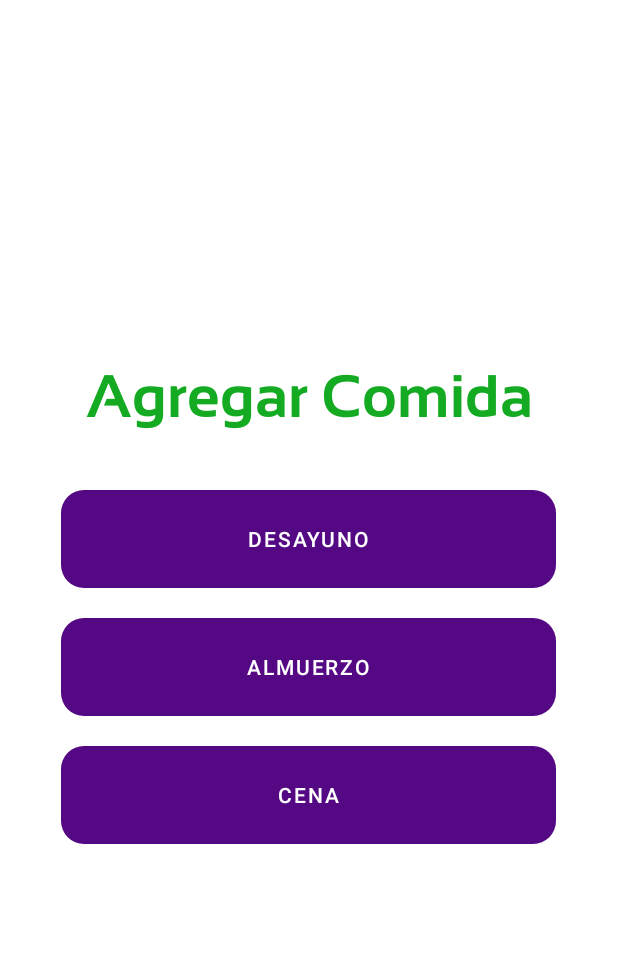
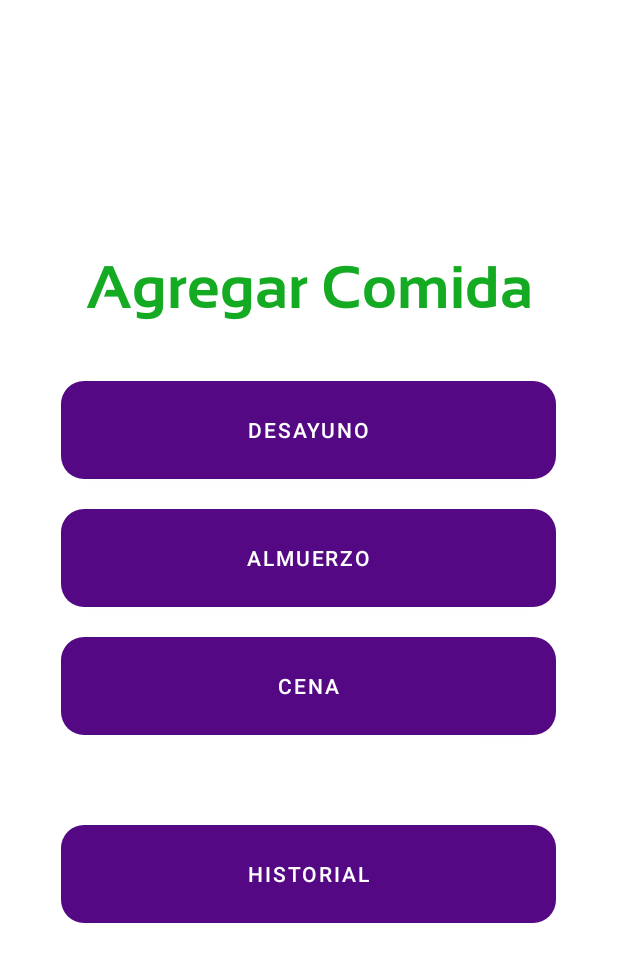
Before and after one commit to AlejoPal/AppValorNutricional, an Android app: the InformacionGeneral screen opened directly, with no data from a screen before it, after a tap on "AGREGAR COMIDA", on a phone screen of 412 x 824 dp. Shown: the top 962 px of the screen. Run offline under Robolectric (Android 15) with nearby library versions, the phone set to English and light mode, and no system bars; our stand-ins replace Firebase (no records; nobody signed in at launch, a user with empty details on screens opened directly).

Commit message:
se arreglan los movimientos entre las vistas para tener un mejor entendimiento con el usuario

```diff
--- a/app/src/main/java/com/aproyectousco/valornutricionalalimentoscolombianos/InformacionGeneral.java
+++ b/app/src/main/java/com/aproyectousco/valornutricionalalimentoscolombianos/InformacionGeneral.java
@@ -58,6 +58,13 @@ public class InformacionGeneral extends AppCompatActivity {
 
         viewPagerItemsList = new ArrayList<>(); // Inicializa la lista de ViewPagerItem
 
+        // Cerrar todas las actividades anteriores en la pila, excepto la actividad actual
+        if (!isTaskRoot()) {
+            finish();
+            return;
+        }
+
+
 
         Toast.makeText(InformacionGeneral.this, "Selecciona la fecha del calendario", Toast.LENGTH_LONG).show();
 
@@ -95,8 +102,9 @@ public class InformacionGeneral extends AppCompatActivity {
             public void onClick(View v) {
                 Intent intent = new Intent(getApplicationContext(), AgregarInfo.class);
                 intent.putExtra("Correo", correo);
+                startActivity(intent);
+                finish();
 
-                startActivityForResult(intent, 1); // Usamos el código de solicitud 1
 
 
             }
--- a/app/src/main/java/com/aproyectousco/valornutricionalalimentoscolombianos/InicarSesion.java
+++ b/app/src/main/java/com/aproyectousco/valornutricionalalimentoscolombianos/InicarSesion.java
@@ -106,7 +106,7 @@ public class InicarSesion extends AppCompatActivity {
                         @Override
                         public void run() {
                             FirebaseUser user = mAuth.getCurrentUser();
-                            Intent intent = new Intent(InicarSesion.this, InformacionGeneral.class);
+                            Intent intent = new Intent(InicarSesion.this, AgregarInfo.class);
                             intent.putExtra("Correo", correo.getText().toString().replace(".", ""));
                             startActivity(intent);
                             finish();
--- a/app/src/main/java/com/aproyectousco/valornutricionalalimentoscolombianos/Registrar.java
+++ b/app/src/main/java/com/aproyectousco/valornutricionalalimentoscolombianos/Registrar.java
@@ -113,7 +113,7 @@ public class Registrar extends AppCompatActivity {
                             @Override
                             public void run() {
                                 FirebaseUser user = mAuth.getCurrentUser();
-                                Intent intent = new Intent(Registrar.this, InformacionGeneral.class);
+                                Intent intent = new Intent(Registrar.this, AgregarInfo.class);
                                 intent.putExtra("Correo", correoText.replace(".", ""));
                                 startActivity(intent);
                                 finish();
--- a/app/src/main/res/layout/activity_agregar_info.xml
+++ b/app/src/main/res/layout/activity_agregar_info.xml
@@ -46,9 +46,17 @@
             android:layout_width="330dp"
             android:layout_height="65dp"
             android:layout_marginVertical="20dp"
-
             android:background="@drawable/rounded_button"
             android:text="@string/txtCena"
+            android:textColor="#FFFFFF" />
+
+        <Button
+            android:id="@+id/btnInformacionGeneral"
+            android:layout_width="330dp"
+            android:layout_height="65dp"
+            android:layout_marginVertical="40dp"
+            android:background="@drawable/rounded_button"
+            android:text="@string/txtHistorial"
             android:textColor="#FFFFFF" />
     </LinearLayout>
 
--- a/app/src/main/res/values/strings.xml
+++ b/app/src/main/res/values/strings.xml
@@ -26,6 +26,7 @@
     <string name="txtdesayuno">Desayuno</string>
     <string name="txtAlmuerzo">Almuerzo</string>
     <string name="txtCena">Cena</string>
+    <string name="txtHistorial">Historial</string>
 
     <string name="VCarbohidratos">Carbohidratos(g)</string>
     <string name="VColesterol">Colesterol(g)</string>
```
Also changed, not shown: app/src/main/java/com/aproyectousco/valornutricionalalimentoscolombianos/AgregarAlimento.java (+6 -4 lines), app/src/main/java/com/aproyectousco/valornutricionalalimentoscolombianos/AgregarInfo.java (+20 -6 lines).
